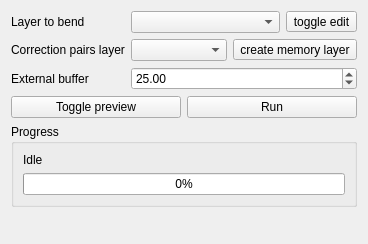
Qt form ui_main.ui (olivierdalang/VectorBender) before a commit.
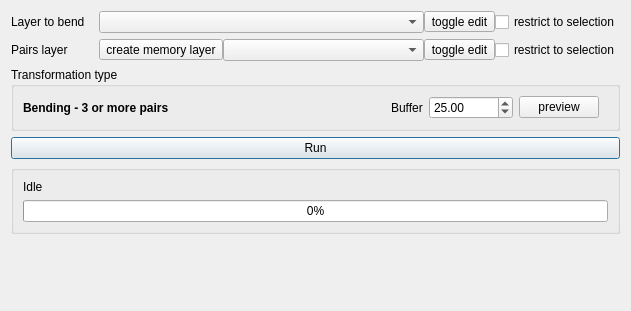
The same form after that commit. Icons and pictures are not drawn.

Commit message: - transform pairs to pins - prepare UI for multiple transformation types - simplification of UI with semi-modality (window updates on focus)

```diff
--- a/ui_main.ui
+++ b/ui_main.ui
@@ -6,8 +6,8 @@
    <rect>
     <x>0</x>
     <y>0</y>
-    <width>368</width>
-    <height>244</height>
+    <width>631</width>
+    <height>311</height>
    </rect>
   </property>
   <property name="sizePolicy">
@@ -23,6 +23,9 @@
    <property name="fieldGrowthPolicy">
     <enum>QFormLayout::AllNonFixedFieldsGrow</enum>
    </property>
+   <property name="horizontalSpacing">
+    <number>14</number>
+   </property>
    <item row="0" column="0">
     <widget class="QLabel" name="label_2">
      <property name="sizePolicy">
@@ -42,7 +45,14 @@
    <item row="0" column="1">
     <layout class="QHBoxLayout" name="horizontalLayout_3">
      <item>
-      <widget class="QComboBox" name="layerToBendComboBox"/>
+      <widget class="QComboBox" name="comboBox_toBendLayer">
+       <property name="sizePolicy">
+        <sizepolicy hsizetype="Preferred" vsizetype="Fixed">
+         <horstretch>1</horstretch>
+         <verstretch>0</verstretch>
+        </sizepolicy>
+       </property>
+      </widget>
      </item>
      <item>
       <widget class="QToolButton" name="toggleEditModeButton">
@@ -58,6 +68,13 @@
        </property>
       </widget>
      </item>
+     <item>
+      <widget class="QCheckBox" name="restrictBox_toBendLayer">
+       <property name="text">
+        <string>restrict to selection</string>
+       </property>
+      </widget>
+     </item>
     </layout>
    </item>
    <item row="1" column="0">
@@ -69,7 +86,7 @@
       </sizepolicy>
      </property>
      <property name="text">
-      <string>Correction pairs layer</string>
+      <string>Pairs layer</string>
      </property>
      <property name="alignment">
       <set>Qt::AlignLeading|Qt::AlignLeft|Qt::AlignVCenter</set>
@@ -78,9 +95,6 @@
    </item>
    <item row="1" column="1">
     <layout class="QHBoxLayout" name="horizontalLayout_2">
-     <item>
-      <widget class="QComboBox" name="pairsLayerComboBox"/>
-     </item>
      <item>
       <widget class="QToolButton" name="createMemoryLayerButton">
        <property name="text">
@@ -92,26 +106,180 @@
        </property>
       </widget>
      </item>
+     <item>
+      <widget class="QComboBox" name="comboBox_pairsLayer">
+       <property name="sizePolicy">
+        <sizepolicy hsizetype="Preferred" vsizetype="Fixed">
+         <horstretch>1</horstretch>
+         <verstretch>0</verstretch>
+        </sizepolicy>
+       </property>
+      </widget>
+     </item>
+     <item>
+      <widget class="QToolButton" name="editModeButton_pairsLayer">
+       <property name="text">
+        <string>toggle edit</string>
+       </property>
+       <property name="icon">
+        <iconset>
+         <normaloff>resources/mIconEditable.png</normaloff>resources/mIconEditable.png</iconset>
+       </property>
+       <property name="checkable">
+        <bool>true</bool>
+       </property>
+      </widget>
+     </item>
+     <item>
+      <widget class="QCheckBox" name="restrictBox_pairsLayer">
+       <property name="text">
+        <string>restrict to selection</string>
+       </property>
+      </widget>
+     </item>
     </layout>
    </item>
-   <item row="2" column="0">
+   <item row="2" column="0" colspan="2">
+    <widget class="QGroupBox" name="groupBox_2">
+     <property name="title">
+      <string>Transformation type</string>
+     </property>
+     <layout class="QHBoxLayout" name="horizontalLayout_4">
+      <item>
+       <widget class="QStackedWidget" name="stackedWidget">
+        <property name="currentIndex">
+         <number>3</number>
+        </property>
+        <widget class="QWidget" name="page_0">
+         <layout class="QHBoxLayout" name="horizontalLayout_7">
+          <property name="margin">
+           <number>0</number>
+          </property>
+          <item>
+           <widget class="QLabel" name="label_8">
+            <property name="font">
+             <font>
+              <weight>75</weight>
+              <bold>true</bold>
+             </font>
+            </property>
+            <property name="text">
+             <string>Invalid - 0 pairs</string>
+            </property>
+            <property name="textFormat">
+             <enum>Qt::AutoText</enum>
+            </property>
+           </widget>
+          </item>
+         </layout>
+        </widget>
+        <widget class="QWidget" name="page_1">
+         <layout class="QHBoxLayout" name="horizontalLayout_6">
+          <property name="margin">
+           <number>0</number>
+          </property>
+          <item>
+           <widget class="QLabel" name="label_6">
+            <property name="font">
+             <font>
+              <weight>75</weight>
+              <bold>true</bold>
+             </font>
+            </property>
+            <property name="text">
+             <string>Translation - exactly 1 pair</string>
+            </property>
+           </widget>
+          </item>
+         </layout>
+        </widget>
+        <widget class="QWidget" name="page_2">
+         <layout class="QHBoxLayout" name="horizontalLayout_5">
+          <property name="margin">
+           <number>0</number>
+          </property>
+          <item>
+           <widget class="QLabel" name="label_7">
+            <property name="font">
+             <font>
+              <weight>75</weight>
+              <bold>true</bold>
+             </font>
+            </property>
+            <property name="text">
+             <string>Linear - exactly 2 pairs</string>
+            </property>
+           </widget>
+          </item>
+         </layout>
+        </widget>
+        <widget class="QWidget" name="page_3">
+         <layout class="QHBoxLayout" name="horizontalLayout_9">
+          <property name="leftMargin">
+           <number>0</number>
+          </property>
+          <property name="topMargin">
+           <number>0</number>
+          </property>
+          <property name="bottomMargin">
+           <number>0</number>
+          </property>
+          <item>
+           <widget class="QLabel" name="label_9">
+            <property name="font">
+             <font>
+              <weight>75</weight>
+              <bold>true</bold>
+             </font>
+            </property>
+            <property name="text">
+             <string>Bending - 3 or more pairs</string>
+            </property>
+           </widget>
+          </item>
+          <item>
+           <spacer name="horizontalSpacer">
+            <property name="orientation">
+             <enum>Qt::Horizontal</enum>
+            </property>
+            <property name="sizeHint" stdset="0">
+             <size>
+              <width>148</width>
+              <height>20</height>
+             </size>
+            </property>
+           </spacer>
+          </item>
+          <item>
     <widget class="QLabel" name="label_3">
+            <property name="enabled">
+             <bool>true</bool>
+            </property>
      <property name="sizePolicy">
-      <sizepolicy hsizetype="Expanding" vsizetype="Preferred">
+             <sizepolicy hsizetype="Preferred" vsizetype="Preferred">
        <horstretch>0</horstretch>
        <verstretch>0</verstretch>
       </sizepolicy>
      </property>
      <property name="text">
-      <string>External buffer</string>
+             <string>Buffer</string>
      </property>
      <property name="alignment">
       <set>Qt::AlignLeading|Qt::AlignLeft|Qt::AlignVCenter</set>
      </property>
     </widget>
    </item>
-   <item row="2" column="1">
+          <item>
     <widget class="QDoubleSpinBox" name="bufferSpinBox">
+            <property name="enabled">
+             <bool>true</bool>
+            </property>
+            <property name="sizePolicy">
+             <sizepolicy hsizetype="Minimum" vsizetype="Fixed">
+              <horstretch>0</horstretch>
+              <verstretch>0</verstretch>
+             </sizepolicy>
+            </property>
      <property name="maximum">
       <double>999999999.990000009536743</double>
      </property>
@@ -120,28 +288,37 @@
      </property>
     </widget>
    </item>
-   <item row="3" column="0" colspan="2">
-    <layout class="QHBoxLayout" name="horizontalLayout">
      <item>
       <widget class="QPushButton" name="previewButton">
+            <property name="enabled">
+             <bool>true</bool>
+            </property>
        <property name="text">
-        <string>Toggle preview</string>
+             <string>preview</string>
        </property>
       </widget>
      </item>
-     <item>
+         </layout>
+        </widget>
+       </widget>
+      </item>
+     </layout>
+    </widget>
+   </item>
+   <item row="3" column="0" colspan="2">
       <widget class="QPushButton" name="runButton">
        <property name="text">
         <string>Run</string>
        </property>
-      </widget>
-     </item>
-    </layout>
+     <property name="default">
+      <bool>true</bool>
+     </property>
+    </widget>
    </item>
    <item row="4" column="0" colspan="2">
     <widget class="QGroupBox" name="groupBox">
      <property name="title">
-      <string>Progress</string>
+      <string/>
      </property>
      <layout class="QVBoxLayout" name="verticalLayout">
       <item>
@@ -164,7 +341,7 @@
      </layout>
     </widget>
    </item>
-   <item row="5" column="0" colspan="2">
+   <item row="5" column="0">
     <spacer name="verticalSpacer">
      <property name="orientation">
       <enum>Qt::Vertical</enum>
```
Left out of the diff: 2 changed lines with no effect on the pictures. Lines whose indentation alone changed are shown as unchanged. The commit also changes 3 other files.
